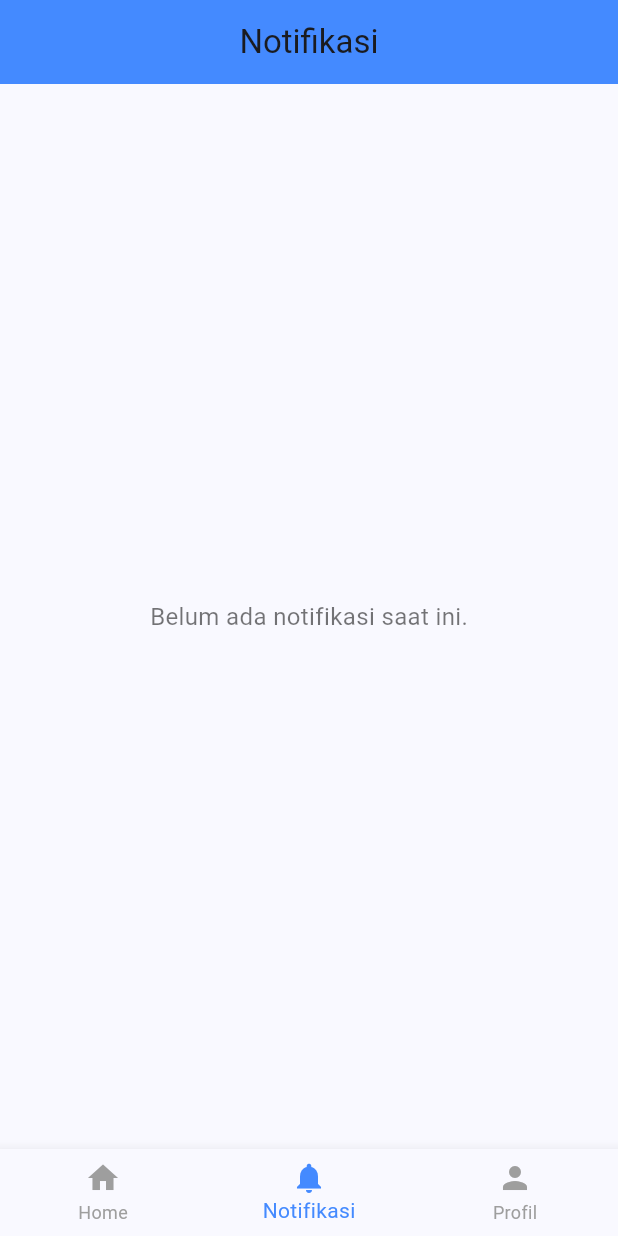
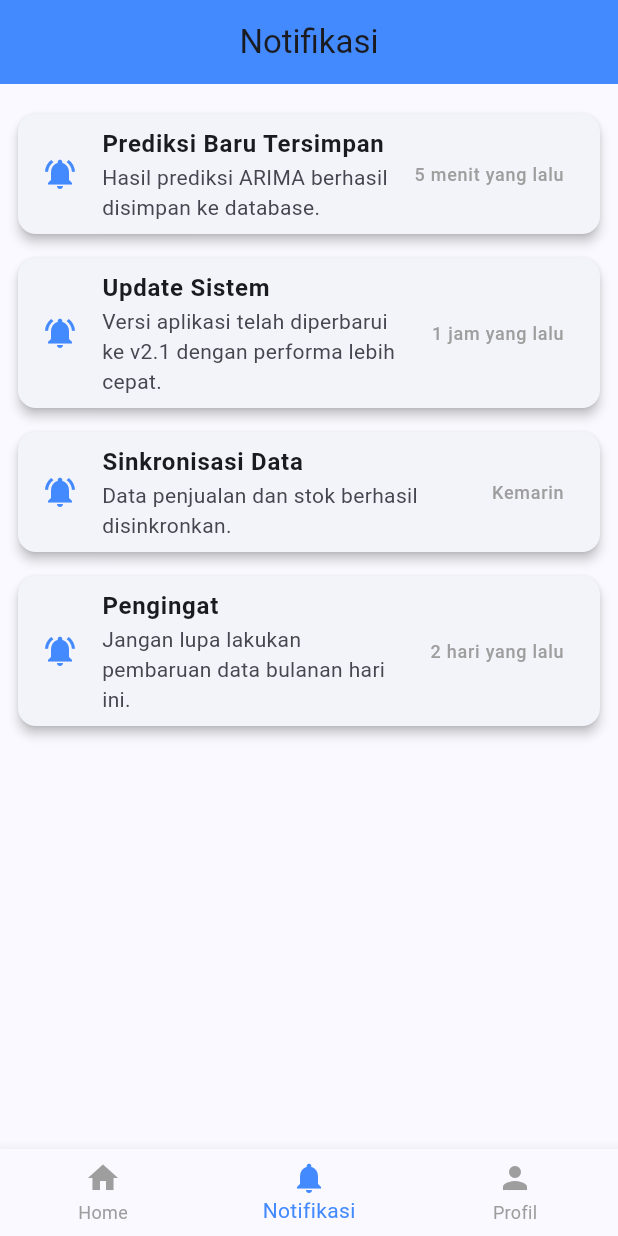
Before and after one commit to milaamilatus/salt, a Flutter app: the screen it shows after launch, item 2 of the bottom bar chosen, on a phone screen of 412 x 824 dp. Run offline on Flutter 3.47's test engine with Material 3 defaults, Android fonts, the light colour scheme and no system bars.

Commit message:
menambahkan notifikasi

```diff
--- a/lib/pages/Notification.dart
+++ b/lib/pages/Notification.dart
@@ -5,8 +5,33 @@ class NotificationPage extends StatelessWidget {
 
   @override
   Widget build(BuildContext context) {
-    // Daftar notifikasi dikosongkan
-    final List<Map<String, String>> notifications = [];
+    // ✅ Daftar notifikasi contoh (bisa nanti diganti dari database)
+    final List<Map<String, String>> notifications = [
+      {
+        'title': 'Prediksi Baru Tersimpan',
+        'message': 'Hasil prediksi ARIMA berhasil disimpan ke database.',
+        'time': '5 menit yang lalu',
+        'detail': 'Model ARIMA menghasilkan akurasi 92%. Data tersimpan di tabel prediksi.'
+      },
+      {
+        'title': 'Update Sistem',
+        'message': 'Versi aplikasi telah diperbarui ke v2.1 dengan performa lebih cepat.',
+        'time': '1 jam yang lalu',
+        'detail': 'Perubahan meliputi perbaikan bug dan peningkatan tampilan UI.'
+      },
+      {
+        'title': 'Sinkronisasi Data',
+        'message': 'Data penjualan dan stok berhasil disinkronkan.',
+        'time': 'Kemarin',
+        'detail': 'Sinkronisasi berhasil tanpa error pada jam 20:45.'
+      },
+      {
+        'title': 'Pengingat',
+        'message': 'Jangan lupa lakukan pembaruan data bulanan hari ini.',
+        'time': '2 hari yang lalu',
+        'detail': 'Data bulanan digunakan untuk memperbarui grafik performa.'
+      },
+    ];
 
     return Scaffold(
       appBar: AppBar(
@@ -33,8 +58,10 @@ class NotificationPage extends StatelessWidget {
                   ),
                   elevation: 3,
                   child: ListTile(
-                    leading: const Icon(Icons.notifications_active,
-                        color: Colors.blueAccent),
+                    leading: const Icon(
+                      Icons.notifications_active,
+                      color: Colors.blueAccent,
+                    ),
                     title: Text(
                       notif['title']!,
                       style: const TextStyle(
@@ -50,6 +77,24 @@ class NotificationPage extends StatelessWidget {
                         color: Colors.grey,
                       ),
                     ),
+                    // ✅ Fitur klik notifikasi → tampilkan detail di dialog
+                    onTap: () {
+                      showDialog(
+                        context: context,
+                        builder: (context) {
+                          return AlertDialog(
+                            title: Text(notif['title']!),
+                            content: Text(notif['detail']!),
+                            actions: [
+                              TextButton(
+                                onPressed: () => Navigator.pop(context),
+                                child: const Text('Tutup'),
+                              ),
+                            ],
+                          );
+                        },
+                      );
+                    },
                   ),
                 );
               },
```
Also changed, not shown: lib/pages/Home.dart (+28 -21 lines).
